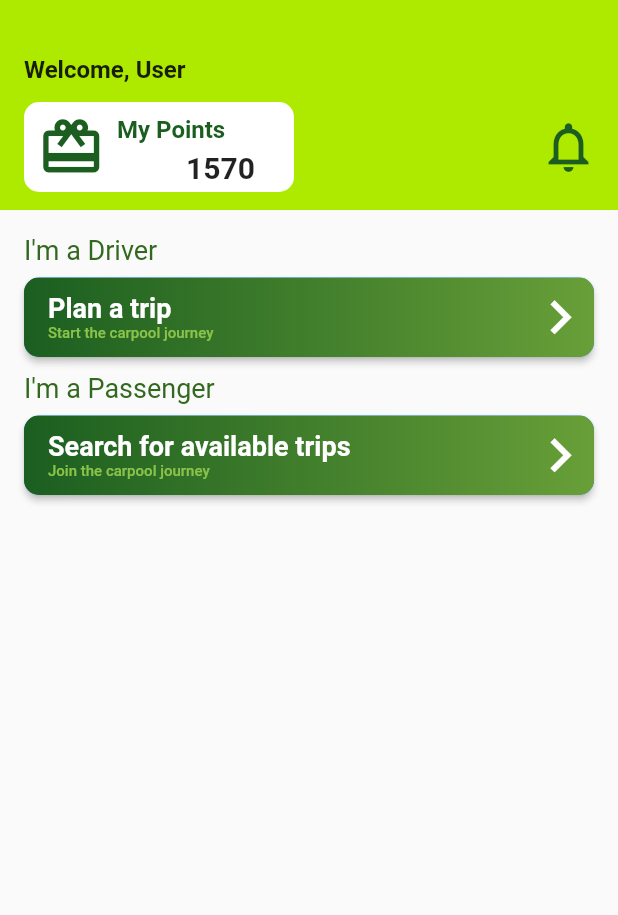
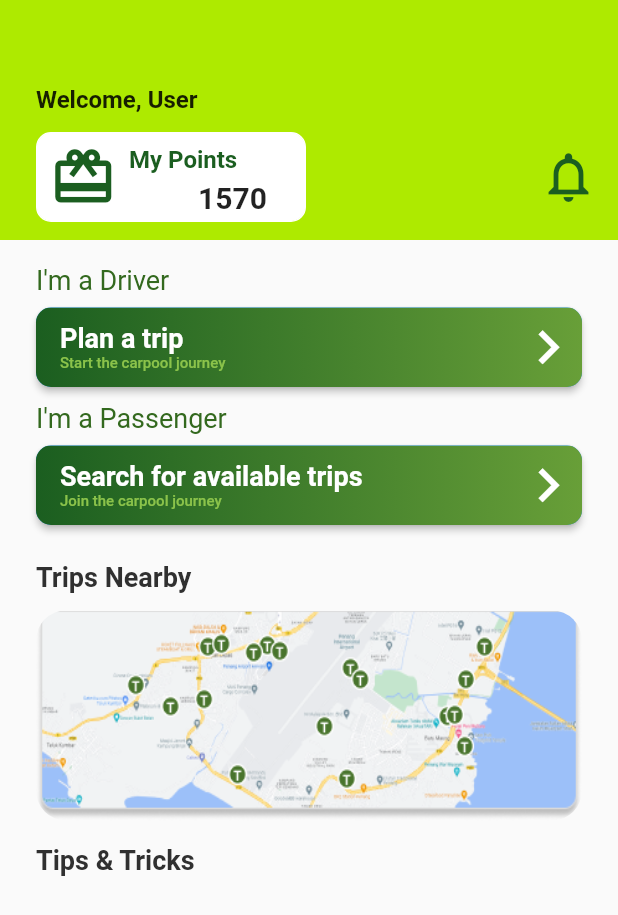
Before and after one commit to Endairion/6002CEM_Group13, a Flutter app: the Homepage screen opened directly, on a phone screen of 412 x 824 dp. Shown: the top 915 px of the screen. Run offline on Flutter 3.47's test engine with Material 2 defaults, Android fonts, the phone set to English and light mode, and no system bars; our stand-ins replace firebase_core, flutter_native_splash; accounts and stored records are empty; network calls fail; statements that could not run were skipped.

Commit message:
Update homepage design

```diff
--- a/lib/Homepage.dart
+++ b/lib/Homepage.dart
@@ -14,11 +14,11 @@ class Homepage extends StatelessWidget {
       body: Column(
         children: [
           Container(
-            height: 140,
+            height: 160,
             width: double.infinity,
             color: Colors.limeAccent[700],
             child: Padding(
-              padding: const EdgeInsets.only(left: 16, bottom: 12),
+              padding: const EdgeInsets.only(left: 24, bottom: 12),
               child: Column(
                 mainAxisAlignment: MainAxisAlignment.end,
                 crossAxisAlignment: CrossAxisAlignment.start,
@@ -108,7 +108,7 @@ class Homepage extends StatelessWidget {
             ),
           ),
           Padding(
-            padding: const EdgeInsets.only(left: 16, right: 16, top: 16),
+            padding: const EdgeInsets.only(left: 24, right: 24, top: 16),
             child: Container(
               width: double.infinity,
               child: Column(
@@ -236,6 +236,40 @@ class Homepage extends StatelessWidget {
                       ),
                     ),
                   ),
+                  SizedBox(
+                    height: 24,
+                  ),
+                  Text(
+                    'Trips Nearby',
+                    style: TextStyle(
+                      fontSize: 18,
+                      fontWeight: FontWeight.bold,
+                      color: Colors.grey[850],
+                    ),
+                  ),
+                  SizedBox(
+                    height: 12,
+                  ),
+                  ClipRRect(
+                    borderRadius: BorderRadius.circular(20), // Image border
+                    child: Image.asset(
+                      'assets/trips_nearby.png',
+                      height: 140,
+                      width: double.infinity,
+                      fit: BoxFit.fill,
+                    ),
+                  ),
+                  SizedBox(
+                    height: 16,
+                  ),
+                  Text(
+                    'Tips & Tricks',
+                    style: TextStyle(
+                      fontSize: 18,
+                      fontWeight: FontWeight.bold,
+                      color: Colors.grey[850],
+                    ),
+                  ),
                 ],
               ),
             ),
--- a/pubspec.yaml
+++ b/pubspec.yaml
@@ -106,6 +106,7 @@ flutter:
     - assets/splash_screen.png
     - assets/prof_team.jpg
     - assets/prof_team2.jpg
+    - assets/trips_nearby.png
 
 
   #   - images/a_dot_burr.jpeg
```
Also changed, not shown: assets/trips_nearby.png (added).
